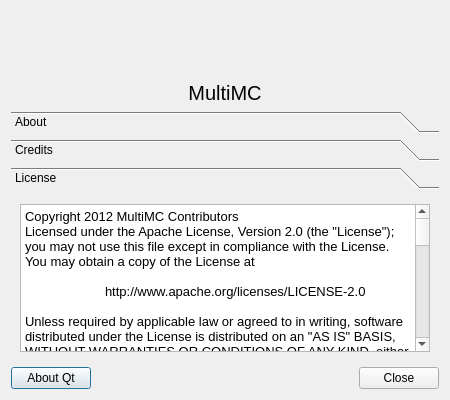
FreesmTeam/FreesmLauncher, file gui/aboutdialog.ui: the form before one commit.
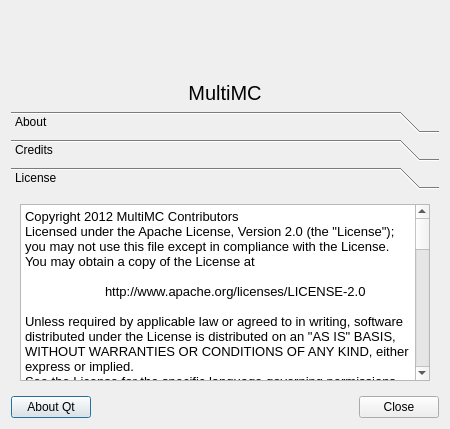
The form after the commit. The open tabs and pages were chosen to show the change.

```diff
--- a/gui/aboutdialog.ui
+++ b/gui/aboutdialog.ui
@@ -7,7 +7,7 @@
     <x>0</x>
     <y>0</y>
     <width>450</width>
-    <height>400</height>
+    <height>429</height>
    </rect>
   </property>
   <property name="minimumSize">
@@ -190,8 +190,8 @@
        <rect>
         <x>0</x>
         <y>0</y>
-        <width>98</width>
-        <height>93</height>
+        <width>682</width>
+        <height>584</height>
        </rect>
       </property>
       <attribute name="label">
@@ -213,44 +213,45 @@
           <string>&lt;!DOCTYPE HTML PUBLIC &quot;-//W3C//DTD HTML 4.0//EN&quot; &quot;http://www.w3.org/TR/REC-html40/strict.dtd&quot;&gt;
 &lt;html&gt;&lt;head&gt;&lt;meta name=&quot;qrichtext&quot; content=&quot;1&quot; /&gt;&lt;style type=&quot;text/css&quot;&gt;
 p, li { white-space: pre-wrap; }
-&lt;/style&gt;&lt;/head&gt;&lt;body style=&quot; font-family:'Sans'; font-size:10pt; font-weight:400; font-style:normal;&quot;&gt;
-&lt;p style=&quot; margin-top:0px; margin-bottom:0px; margin-left:0px; margin-right:0px; -qt-block-indent:0; text-indent:0px;&quot;&gt;&lt;span style=&quot; font-family:'Ubuntu';&quot;&gt;Copyright 2012 MultiMC Contributors&lt;/span&gt;&lt;/p&gt;
-&lt;p style=&quot; margin-top:0px; margin-bottom:0px; margin-left:0px; margin-right:0px; -qt-block-indent:0; text-indent:0px;&quot;&gt;&lt;span style=&quot; font-family:'Ubuntu';&quot;&gt;Licensed under the Apache License, Version 2.0 (the &amp;quot;License&amp;quot;);&lt;/span&gt;&lt;/p&gt;
-&lt;p style=&quot; margin-top:0px; margin-bottom:0px; margin-left:0px; margin-right:0px; -qt-block-indent:0; text-indent:0px;&quot;&gt;&lt;span style=&quot; font-family:'Ubuntu';&quot;&gt;you may not use this file except in compliance with the License.&lt;/span&gt;&lt;/p&gt;
-&lt;p style=&quot; margin-top:0px; margin-bottom:0px; margin-left:0px; margin-right:0px; -qt-block-indent:0; text-indent:0px;&quot;&gt;&lt;span style=&quot; font-family:'Ubuntu';&quot;&gt;You may obtain a copy of the License at&lt;/span&gt;&lt;/p&gt;
-&lt;p style=&quot;-qt-paragraph-type:empty; margin-top:0px; margin-bottom:0px; margin-left:0px; margin-right:0px; -qt-block-indent:0; text-indent:0px; font-family:'Ubuntu';&quot;&gt;&lt;br /&gt;&lt;/p&gt;
-&lt;p style=&quot; margin-top:0px; margin-bottom:0px; margin-left:0px; margin-right:0px; -qt-block-indent:0; text-indent:0px;&quot;&gt;&lt;span style=&quot; font-family:'Ubuntu';&quot;&gt;	http://www.apache.org/licenses/LICENSE-2.0&lt;/span&gt;&lt;/p&gt;
-&lt;p style=&quot;-qt-paragraph-type:empty; margin-top:0px; margin-bottom:0px; margin-left:0px; margin-right:0px; -qt-block-indent:0; text-indent:0px; font-family:'Ubuntu';&quot;&gt;&lt;br /&gt;&lt;/p&gt;
-&lt;p style=&quot; margin-top:0px; margin-bottom:0px; margin-left:0px; margin-right:0px; -qt-block-indent:0; text-indent:0px;&quot;&gt;&lt;span style=&quot; font-family:'Ubuntu';&quot;&gt;Unless required by applicable law or agreed to in writing, software&lt;/span&gt;&lt;/p&gt;
-&lt;p style=&quot; margin-top:0px; margin-bottom:0px; margin-left:0px; margin-right:0px; -qt-block-indent:0; text-indent:0px;&quot;&gt;&lt;span style=&quot; font-family:'Ubuntu';&quot;&gt;distributed under the License is distributed on an &amp;quot;AS IS&amp;quot; BASIS,&lt;/span&gt;&lt;/p&gt;
-&lt;p style=&quot; margin-top:0px; margin-bottom:0px; margin-left:0px; margin-right:0px; -qt-block-indent:0; text-indent:0px;&quot;&gt;&lt;span style=&quot; font-family:'Ubuntu';&quot;&gt;WITHOUT WARRANTIES OR CONDITIONS OF ANY KIND, either express or implied.&lt;/span&gt;&lt;/p&gt;
-&lt;p style=&quot; margin-top:0px; margin-bottom:0px; margin-left:0px; margin-right:0px; -qt-block-indent:0; text-indent:0px;&quot;&gt;&lt;span style=&quot; font-family:'Ubuntu';&quot;&gt;See the License for the specific language governing permissions and&lt;/span&gt;&lt;/p&gt;
-&lt;p style=&quot; margin-top:0px; margin-bottom:0px; margin-left:0px; margin-right:0px; -qt-block-indent:0; text-indent:0px;&quot;&gt;&lt;span style=&quot; font-family:'Ubuntu';&quot;&gt;limitations under the License.&lt;/span&gt;&lt;/p&gt;
-&lt;p style=&quot;-qt-paragraph-type:empty; margin-top:0px; margin-bottom:0px; margin-left:0px; margin-right:0px; -qt-block-indent:0; text-indent:0px; font-family:'Ubuntu';&quot;&gt;&lt;br /&gt;&lt;/p&gt;
-&lt;p style=&quot; margin-top:0px; margin-bottom:0px; margin-left:0px; margin-right:0px; -qt-block-indent:0; text-indent:0px;&quot;&gt;&lt;span style=&quot; font-family:'Ubuntu';&quot;&gt;MultiMC uses bspatch, &lt;/span&gt;&lt;/p&gt;
-&lt;p style=&quot; margin-top:0px; margin-bottom:0px; margin-left:0px; margin-right:0px; -qt-block-indent:0; text-indent:0px;&quot;&gt;&lt;span style=&quot; font-family:'Ubuntu';&quot;&gt;Copyright 2003-2005 Colin Percival&lt;/span&gt;&lt;/p&gt;
-&lt;p style=&quot; margin-top:0px; margin-bottom:0px; margin-left:0px; margin-right:0px; -qt-block-indent:0; text-indent:0px;&quot;&gt;&lt;span style=&quot; font-family:'Ubuntu';&quot;&gt;All rights reserved&lt;/span&gt;&lt;/p&gt;
-&lt;p style=&quot;-qt-paragraph-type:empty; margin-top:0px; margin-bottom:0px; margin-left:0px; margin-right:0px; -qt-block-indent:0; text-indent:0px; font-family:'Ubuntu';&quot;&gt;&lt;br /&gt;&lt;/p&gt;
-&lt;p style=&quot; margin-top:0px; margin-bottom:0px; margin-left:0px; margin-right:0px; -qt-block-indent:0; text-indent:0px;&quot;&gt;&lt;span style=&quot; font-family:'Ubuntu';&quot;&gt;Redistribution and use in source and binary forms, with or without&lt;/span&gt;&lt;/p&gt;
-&lt;p style=&quot; margin-top:0px; margin-bottom:0px; margin-left:0px; margin-right:0px; -qt-block-indent:0; text-indent:0px;&quot;&gt;&lt;span style=&quot; font-family:'Ubuntu';&quot;&gt;modification, are permitted providing that the following conditions&lt;/span&gt;&lt;/p&gt;
-&lt;p style=&quot; margin-top:0px; margin-bottom:0px; margin-left:0px; margin-right:0px; -qt-block-indent:0; text-indent:0px;&quot;&gt;&lt;span style=&quot; font-family:'Ubuntu';&quot;&gt;are met: &lt;/span&gt;&lt;/p&gt;
-&lt;p style=&quot; margin-top:0px; margin-bottom:0px; margin-left:0px; margin-right:0px; -qt-block-indent:0; text-indent:0px;&quot;&gt;&lt;span style=&quot; font-family:'Ubuntu';&quot;&gt;1. Redistributions of source code must retain the above copyright&lt;/span&gt;&lt;/p&gt;
-&lt;p style=&quot; margin-top:0px; margin-bottom:0px; margin-left:0px; margin-right:0px; -qt-block-indent:0; text-indent:0px;&quot;&gt;&lt;span style=&quot; font-family:'Ubuntu';&quot;&gt;   notice, this list of conditions and the following disclaimer.&lt;/span&gt;&lt;/p&gt;
-&lt;p style=&quot; margin-top:0px; margin-bottom:0px; margin-left:0px; margin-right:0px; -qt-block-indent:0; text-indent:0px;&quot;&gt;&lt;span style=&quot; font-family:'Ubuntu';&quot;&gt;2. Redistributions in binary form must reproduce the above copyright&lt;/span&gt;&lt;/p&gt;
-&lt;p style=&quot; margin-top:0px; margin-bottom:0px; margin-left:0px; margin-right:0px; -qt-block-indent:0; text-indent:0px;&quot;&gt;&lt;span style=&quot; font-family:'Ubuntu';&quot;&gt;   notice, this list of conditions and the following disclaimer in the&lt;/span&gt;&lt;/p&gt;
-&lt;p style=&quot; margin-top:0px; margin-bottom:0px; margin-left:0px; margin-right:0px; -qt-block-indent:0; text-indent:0px;&quot;&gt;&lt;span style=&quot; font-family:'Ubuntu';&quot;&gt;   documentation and/or other materials provided with the distribution.&lt;/span&gt;&lt;/p&gt;
-&lt;p style=&quot;-qt-paragraph-type:empty; margin-top:0px; margin-bottom:0px; margin-left:0px; margin-right:0px; -qt-block-indent:0; text-indent:0px; font-family:'Ubuntu';&quot;&gt;&lt;br /&gt;&lt;/p&gt;
-&lt;p style=&quot; margin-top:0px; margin-bottom:0px; margin-left:0px; margin-right:0px; -qt-block-indent:0; text-indent:0px;&quot;&gt;&lt;span style=&quot; font-family:'Ubuntu';&quot;&gt;THIS SOFTWARE IS PROVIDED BY THE AUTHOR ``AS IS'' AND ANY EXPRESS OR&lt;/span&gt;&lt;/p&gt;
-&lt;p style=&quot; margin-top:0px; margin-bottom:0px; margin-left:0px; margin-right:0px; -qt-block-indent:0; text-indent:0px;&quot;&gt;&lt;span style=&quot; font-family:'Ubuntu';&quot;&gt;IMPLIED WARRANTIES, INCLUDING, BUT NOT LIMITED TO, THE IMPLIED&lt;/span&gt;&lt;/p&gt;
-&lt;p style=&quot; margin-top:0px; margin-bottom:0px; margin-left:0px; margin-right:0px; -qt-block-indent:0; text-indent:0px;&quot;&gt;&lt;span style=&quot; font-family:'Ubuntu';&quot;&gt;WARRANTIES OF MERCHANTABILITY AND FITNESS FOR A PARTICULAR PURPOSE&lt;/span&gt;&lt;/p&gt;
-&lt;p style=&quot; margin-top:0px; margin-bottom:0px; margin-left:0px; margin-right:0px; -qt-block-indent:0; text-indent:0px;&quot;&gt;&lt;span style=&quot; font-family:'Ubuntu';&quot;&gt;ARE DISCLAIMED.  IN NO EVENT SHALL THE AUTHOR BE LIABLE FOR ANY&lt;/span&gt;&lt;/p&gt;
-&lt;p style=&quot; margin-top:0px; margin-bottom:0px; margin-left:0px; margin-right:0px; -qt-block-indent:0; text-indent:0px;&quot;&gt;&lt;span style=&quot; font-family:'Ubuntu';&quot;&gt;DIRECT, INDIRECT, INCIDENTAL, SPECIAL, EXEMPLARY, OR CONSEQUENTIAL&lt;/span&gt;&lt;/p&gt;
-&lt;p style=&quot; margin-top:0px; margin-bottom:0px; margin-left:0px; margin-right:0px; -qt-block-indent:0; text-indent:0px;&quot;&gt;&lt;span style=&quot; font-family:'Ubuntu';&quot;&gt;DAMAGES (INCLUDING, BUT NOT LIMITED TO, PROCUREMENT OF SUBSTITUTE GOODS&lt;/span&gt;&lt;/p&gt;
-&lt;p style=&quot; margin-top:0px; margin-bottom:0px; margin-left:0px; margin-right:0px; -qt-block-indent:0; text-indent:0px;&quot;&gt;&lt;span style=&quot; font-family:'Ubuntu';&quot;&gt;OR SERVICES; LOSS OF USE, DATA, OR PROFITS; OR BUSINESS INTERRUPTION)&lt;/span&gt;&lt;/p&gt;
-&lt;p style=&quot; margin-top:0px; margin-bottom:0px; margin-left:0px; margin-right:0px; -qt-block-indent:0; text-indent:0px;&quot;&gt;&lt;span style=&quot; font-family:'Ubuntu';&quot;&gt;HOWEVER CAUSED AND ON ANY THEORY OF LIABILITY, WHETHER IN CONTRACT,&lt;/span&gt;&lt;/p&gt;
-&lt;p style=&quot; margin-top:0px; margin-bottom:0px; margin-left:0px; margin-right:0px; -qt-block-indent:0; text-indent:0px;&quot;&gt;&lt;span style=&quot; font-family:'Ubuntu';&quot;&gt;STRICT LIABILITY, OR TORT (INCLUDING NEGLIGENCE OR OTHERWISE) ARISING&lt;/span&gt;&lt;/p&gt;
-&lt;p style=&quot; margin-top:0px; margin-bottom:0px; margin-left:0px; margin-right:0px; -qt-block-indent:0; text-indent:0px;&quot;&gt;&lt;span style=&quot; font-family:'Ubuntu';&quot;&gt;IN ANY WAY OUT OF THE USE OF THIS SOFTWARE, EVEN IF ADVISED OF THE&lt;/span&gt;&lt;/p&gt;
-&lt;p style=&quot; margin-top:0px; margin-bottom:0px; margin-left:0px; margin-right:0px; -qt-block-indent:0; text-indent:0px;&quot;&gt;&lt;span style=&quot; font-family:'Ubuntu';&quot;&gt;POSSIBILITY OF SUCH DAMAGE.&lt;/span&gt;&lt;/p&gt;&lt;/body&gt;&lt;/html&gt;</string>
+&lt;/style&gt;&lt;/head&gt;&lt;body style=&quot; font-family:'Bitstream Vera Sans'; font-size:11pt; font-weight:400; font-style:normal;&quot;&gt;
+&lt;p style=&quot; margin-top:0px; margin-bottom:0px; margin-left:0px; margin-right:0px; -qt-block-indent:0; text-indent:0px;&quot;&gt;&lt;span style=&quot; font-family:'Ubuntu'; font-size:10pt;&quot;&gt;Copyright 2012 MultiMC Contributors&lt;/span&gt;&lt;/p&gt;
+&lt;p style=&quot; margin-top:0px; margin-bottom:0px; margin-left:0px; margin-right:0px; -qt-block-indent:0; text-indent:0px;&quot;&gt;&lt;span style=&quot; font-family:'Ubuntu'; font-size:10pt;&quot;&gt;Licensed under the Apache License, Version 2.0 (the &amp;quot;License&amp;quot;);&lt;/span&gt;&lt;/p&gt;
+&lt;p style=&quot; margin-top:0px; margin-bottom:0px; margin-left:0px; margin-right:0px; -qt-block-indent:0; text-indent:0px;&quot;&gt;&lt;span style=&quot; font-family:'Ubuntu'; font-size:10pt;&quot;&gt;you may not use this file except in compliance with the License.&lt;/span&gt;&lt;/p&gt;
+&lt;p style=&quot; margin-top:0px; margin-bottom:0px; margin-left:0px; margin-right:0px; -qt-block-indent:0; text-indent:0px;&quot;&gt;&lt;span style=&quot; font-family:'Ubuntu'; font-size:10pt;&quot;&gt;You may obtain a copy of the License at&lt;/span&gt;&lt;/p&gt;
+&lt;p style=&quot;-qt-paragraph-type:empty; margin-top:0px; margin-bottom:0px; margin-left:0px; margin-right:0px; -qt-block-indent:0; text-indent:0px; font-family:'Ubuntu'; font-size:10pt;&quot;&gt;&lt;br /&gt;&lt;/p&gt;
+&lt;p style=&quot; margin-top:0px; margin-bottom:0px; margin-left:0px; margin-right:0px; -qt-block-indent:0; text-indent:0px;&quot;&gt;&lt;span style=&quot; font-family:'Ubuntu'; font-size:10pt;&quot;&gt;	http://www.apache.org/licenses/LICENSE-2.0&lt;/span&gt;&lt;/p&gt;
+&lt;p style=&quot;-qt-paragraph-type:empty; margin-top:0px; margin-bottom:0px; margin-left:0px; margin-right:0px; -qt-block-indent:0; text-indent:0px; font-family:'Ubuntu'; font-size:10pt;&quot;&gt;&lt;br /&gt;&lt;/p&gt;
+&lt;p style=&quot; margin-top:0px; margin-bottom:0px; margin-left:0px; margin-right:0px; -qt-block-indent:0; text-indent:0px;&quot;&gt;&lt;span style=&quot; font-family:'Ubuntu'; font-size:10pt;&quot;&gt;Unless required by applicable law or agreed to in writing, software&lt;/span&gt;&lt;/p&gt;
+&lt;p style=&quot; margin-top:0px; margin-bottom:0px; margin-left:0px; margin-right:0px; -qt-block-indent:0; text-indent:0px;&quot;&gt;&lt;span style=&quot; font-family:'Ubuntu'; font-size:10pt;&quot;&gt;distributed under the License is distributed on an &amp;quot;AS IS&amp;quot; BASIS,&lt;/span&gt;&lt;/p&gt;
+&lt;p style=&quot; margin-top:0px; margin-bottom:0px; margin-left:0px; margin-right:0px; -qt-block-indent:0; text-indent:0px;&quot;&gt;&lt;span style=&quot; font-family:'Ubuntu'; font-size:10pt;&quot;&gt;WITHOUT WARRANTIES OR CONDITIONS OF ANY KIND, either express or implied.&lt;/span&gt;&lt;/p&gt;
+&lt;p style=&quot; margin-top:0px; margin-bottom:0px; margin-left:0px; margin-right:0px; -qt-block-indent:0; text-indent:0px;&quot;&gt;&lt;span style=&quot; font-family:'Ubuntu'; font-size:10pt;&quot;&gt;See the License for the specific language governing permissions and&lt;/span&gt;&lt;/p&gt;
+&lt;p style=&quot; margin-top:0px; margin-bottom:0px; margin-left:0px; margin-right:0px; -qt-block-indent:0; text-indent:0px;&quot;&gt;&lt;span style=&quot; font-family:'Ubuntu'; font-size:10pt;&quot;&gt;limitations under the License.&lt;/span&gt;&lt;/p&gt;
+&lt;p style=&quot;-qt-paragraph-type:empty; margin-top:0px; margin-bottom:0px; margin-left:0px; margin-right:0px; -qt-block-indent:0; text-indent:0px; font-family:'Ubuntu'; font-size:10pt;&quot;&gt;&lt;br /&gt;&lt;/p&gt;
+&lt;p style=&quot; margin-top:0px; margin-bottom:0px; margin-left:0px; margin-right:0px; -qt-block-indent:0; text-indent:0px;&quot;&gt;&lt;span style=&quot; font-family:'Ubuntu'; font-size:10pt;&quot;&gt;MultiMC uses QSLog, &lt;/span&gt;&lt;/p&gt;
+&lt;p style=&quot; margin-top:0px; margin-bottom:0px; margin-left:0px; margin-right:0px; -qt-block-indent:0; text-indent:0px;&quot;&gt;&lt;span style=&quot; font-family:'Ubuntu'; font-size:10pt;&quot;&gt;Copyright (c) 2010, Razvan Petru&lt;/span&gt;&lt;/p&gt;
+&lt;p style=&quot; margin-top:0px; margin-bottom:0px; margin-left:0px; margin-right:0px; -qt-block-indent:0; text-indent:0px;&quot;&gt;&lt;span style=&quot; font-family:'Ubuntu'; font-size:10pt;&quot;&gt;All rights reserved.&lt;/span&gt;&lt;/p&gt;
+&lt;p style=&quot;-qt-paragraph-type:empty; margin-top:0px; margin-bottom:0px; margin-left:0px; margin-right:0px; -qt-block-indent:0; text-indent:0px; font-family:'Ubuntu'; font-size:10pt;&quot;&gt;&lt;br /&gt;&lt;/p&gt;
+&lt;p style=&quot; margin-top:0px; margin-bottom:0px; margin-left:0px; margin-right:0px; -qt-block-indent:0; text-indent:0px;&quot;&gt;&lt;span style=&quot; font-family:'Ubuntu'; font-size:10pt;&quot;&gt;Redistribution and use in source and binary forms, with or without modification,&lt;/span&gt;&lt;/p&gt;
+&lt;p style=&quot; margin-top:0px; margin-bottom:0px; margin-left:0px; margin-right:0px; -qt-block-indent:0; text-indent:0px;&quot;&gt;&lt;span style=&quot; font-family:'Ubuntu'; font-size:10pt;&quot;&gt;are permitted provided that the following conditions are met:&lt;/span&gt;&lt;/p&gt;
+&lt;p style=&quot;-qt-paragraph-type:empty; margin-top:0px; margin-bottom:0px; margin-left:0px; margin-right:0px; -qt-block-indent:0; text-indent:0px; font-family:'Ubuntu'; font-size:10pt;&quot;&gt;&lt;br /&gt;&lt;/p&gt;
+&lt;p style=&quot; margin-top:0px; margin-bottom:0px; margin-left:0px; margin-right:0px; -qt-block-indent:0; text-indent:0px;&quot;&gt;&lt;span style=&quot; font-family:'Ubuntu'; font-size:10pt;&quot;&gt;*	Redistributions of source code must retain the above copyright notice, this&lt;/span&gt;&lt;/p&gt;
+&lt;p style=&quot; margin-top:0px; margin-bottom:0px; margin-left:0px; margin-right:0px; -qt-block-indent:0; text-indent:0px;&quot;&gt;&lt;span style=&quot; font-family:'Ubuntu'; font-size:10pt;&quot;&gt;	list of conditions and the following disclaimer.&lt;/span&gt;&lt;/p&gt;
+&lt;p style=&quot; margin-top:0px; margin-bottom:0px; margin-left:0px; margin-right:0px; -qt-block-indent:0; text-indent:0px;&quot;&gt;&lt;span style=&quot; font-family:'Ubuntu'; font-size:10pt;&quot;&gt;*	Redistributions in binary form must reproduce the above copyright notice, this&lt;/span&gt;&lt;/p&gt;
+&lt;p style=&quot; margin-top:0px; margin-bottom:0px; margin-left:0px; margin-right:0px; -qt-block-indent:0; text-indent:0px;&quot;&gt;&lt;span style=&quot; font-family:'Ubuntu'; font-size:10pt;&quot;&gt;	list of conditions and the following disclaimer in the documentation and/or other&lt;/span&gt;&lt;/p&gt;
+&lt;p style=&quot; margin-top:0px; margin-bottom:0px; margin-left:0px; margin-right:0px; -qt-block-indent:0; text-indent:0px;&quot;&gt;&lt;span style=&quot; font-family:'Ubuntu'; font-size:10pt;&quot;&gt;	materials provided with the distribution.&lt;/span&gt;&lt;/p&gt;
+&lt;p style=&quot; margin-top:0px; margin-bottom:0px; margin-left:0px; margin-right:0px; -qt-block-indent:0; text-indent:0px;&quot;&gt;&lt;span style=&quot; font-family:'Ubuntu'; font-size:10pt;&quot;&gt;*	The name of the contributors may not be used to endorse or promote products&lt;/span&gt;&lt;/p&gt;
+&lt;p style=&quot; margin-top:0px; margin-bottom:0px; margin-left:0px; margin-right:0px; -qt-block-indent:0; text-indent:0px;&quot;&gt;&lt;span style=&quot; font-family:'Ubuntu'; font-size:10pt;&quot;&gt;	derived from this software without specific prior written permission.&lt;/span&gt;&lt;/p&gt;
+&lt;p style=&quot;-qt-paragraph-type:empty; margin-top:0px; margin-bottom:0px; margin-left:0px; margin-right:0px; -qt-block-indent:0; text-indent:0px; font-family:'Ubuntu'; font-size:10pt;&quot;&gt;&lt;br /&gt;&lt;/p&gt;
+&lt;p style=&quot; margin-top:0px; margin-bottom:0px; margin-left:0px; margin-right:0px; -qt-block-indent:0; text-indent:0px;&quot;&gt;&lt;span style=&quot; font-family:'Ubuntu'; font-size:10pt;&quot;&gt;THIS SOFTWARE IS PROVIDED BY THE COPYRIGHT HOLDERS AND CONTRIBUTORS &amp;quot;AS IS&amp;quot; AND&lt;/span&gt;&lt;/p&gt;
+&lt;p style=&quot; margin-top:0px; margin-bottom:0px; margin-left:0px; margin-right:0px; -qt-block-indent:0; text-indent:0px;&quot;&gt;&lt;span style=&quot; font-family:'Ubuntu'; font-size:10pt;&quot;&gt;ANY EXPRESS OR IMPLIED WARRANTIES, INCLUDING, BUT NOT LIMITED TO, THE IMPLIED&lt;/span&gt;&lt;/p&gt;
+&lt;p style=&quot; margin-top:0px; margin-bottom:0px; margin-left:0px; margin-right:0px; -qt-block-indent:0; text-indent:0px;&quot;&gt;&lt;span style=&quot; font-family:'Ubuntu'; font-size:10pt;&quot;&gt;WARRANTIES OF MERCHANTABILITY AND FITNESS FOR A PARTICULAR PURPOSE ARE DISCLAIMED.&lt;/span&gt;&lt;/p&gt;
+&lt;p style=&quot; margin-top:0px; margin-bottom:0px; margin-left:0px; margin-right:0px; -qt-block-indent:0; text-indent:0px;&quot;&gt;&lt;span style=&quot; font-family:'Ubuntu'; font-size:10pt;&quot;&gt;IN NO EVENT SHALL THE COPYRIGHT HOLDER OR CONTRIBUTORS BE LIABLE FOR ANY DIRECT,&lt;/span&gt;&lt;/p&gt;
+&lt;p style=&quot; margin-top:0px; margin-bottom:0px; margin-left:0px; margin-right:0px; -qt-block-indent:0; text-indent:0px;&quot;&gt;&lt;span style=&quot; font-family:'Ubuntu'; font-size:10pt;&quot;&gt;INDIRECT, INCIDENTAL, SPECIAL, EXEMPLARY, OR CONSEQUENTIAL DAMAGES (INCLUDING,&lt;/span&gt;&lt;/p&gt;
+&lt;p style=&quot; margin-top:0px; margin-bottom:0px; margin-left:0px; margin-right:0px; -qt-block-indent:0; text-indent:0px;&quot;&gt;&lt;span style=&quot; font-family:'Ubuntu'; font-size:10pt;&quot;&gt;BUT NOT LIMITED TO, PROCUREMENT OF SUBSTITUTE GOODS OR SERVICES; LOSS OF USE,&lt;/span&gt;&lt;/p&gt;
+&lt;p style=&quot; margin-top:0px; margin-bottom:0px; margin-left:0px; margin-right:0px; -qt-block-indent:0; text-indent:0px;&quot;&gt;&lt;span style=&quot; font-family:'Ubuntu'; font-size:10pt;&quot;&gt;DATA, OR PROFITS; OR BUSINESS INTERRUPTION) HOWEVER CAUSED AND ON ANY THEORY OF&lt;/span&gt;&lt;/p&gt;
+&lt;p style=&quot; margin-top:0px; margin-bottom:0px; margin-left:0px; margin-right:0px; -qt-block-indent:0; text-indent:0px;&quot;&gt;&lt;span style=&quot; font-family:'Ubuntu'; font-size:10pt;&quot;&gt;LIABILITY, WHETHER IN CONTRACT, STRICT LIABILITY, OR TORT (INCLUDING NEGLIGENCE&lt;/span&gt;&lt;/p&gt;
+&lt;p style=&quot; margin-top:0px; margin-bottom:0px; margin-left:0px; margin-right:0px; -qt-block-indent:0; text-indent:0px;&quot;&gt;&lt;span style=&quot; font-family:'Ubuntu'; font-size:10pt;&quot;&gt;OR OTHERWISE) ARISING IN ANY WAY OUT OF THE USE OF THIS SOFTWARE, EVEN IF ADVISED&lt;/span&gt;&lt;/p&gt;
+&lt;p style=&quot; margin-top:0px; margin-bottom:0px; margin-left:0px; margin-right:0px; -qt-block-indent:0; text-indent:0px;&quot;&gt;&lt;span style=&quot; font-family:'Ubuntu'; font-size:10pt;&quot;&gt;OF THE POSSIBILITY OF SUCH DAMAGE.&lt;/span&gt;&lt;/p&gt;&lt;/body&gt;&lt;/html&gt;</string>
          </property>
         </widget>
        </item>
```
Left out of the diff: 14 changed lines with no effect on the pictures.
